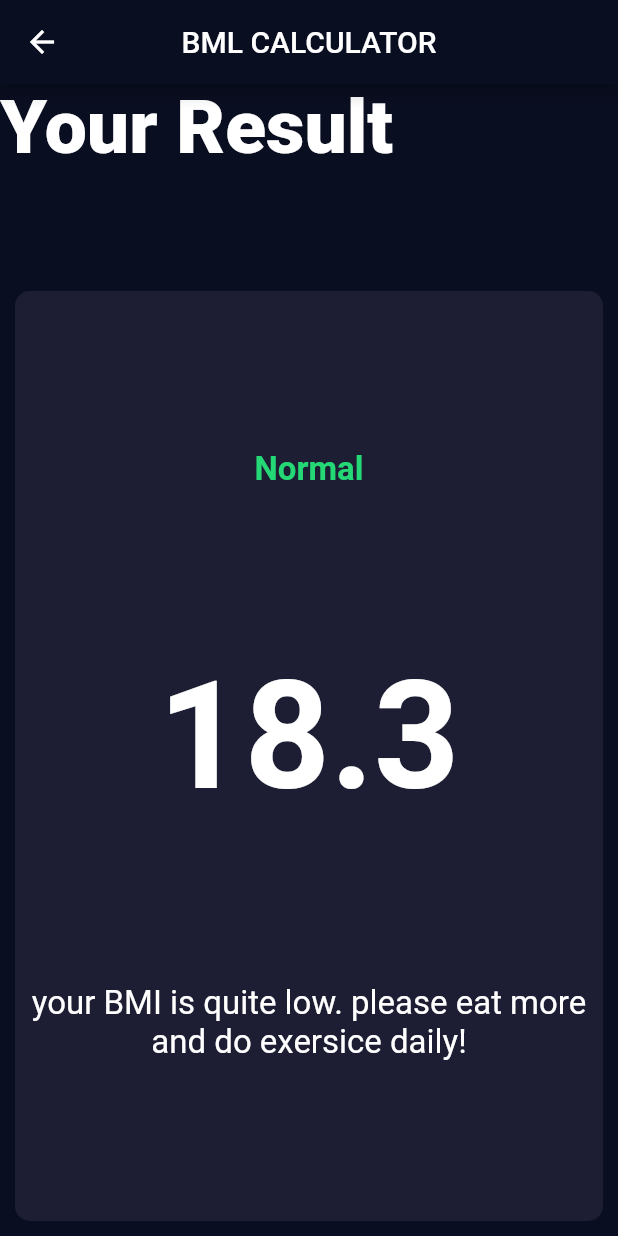
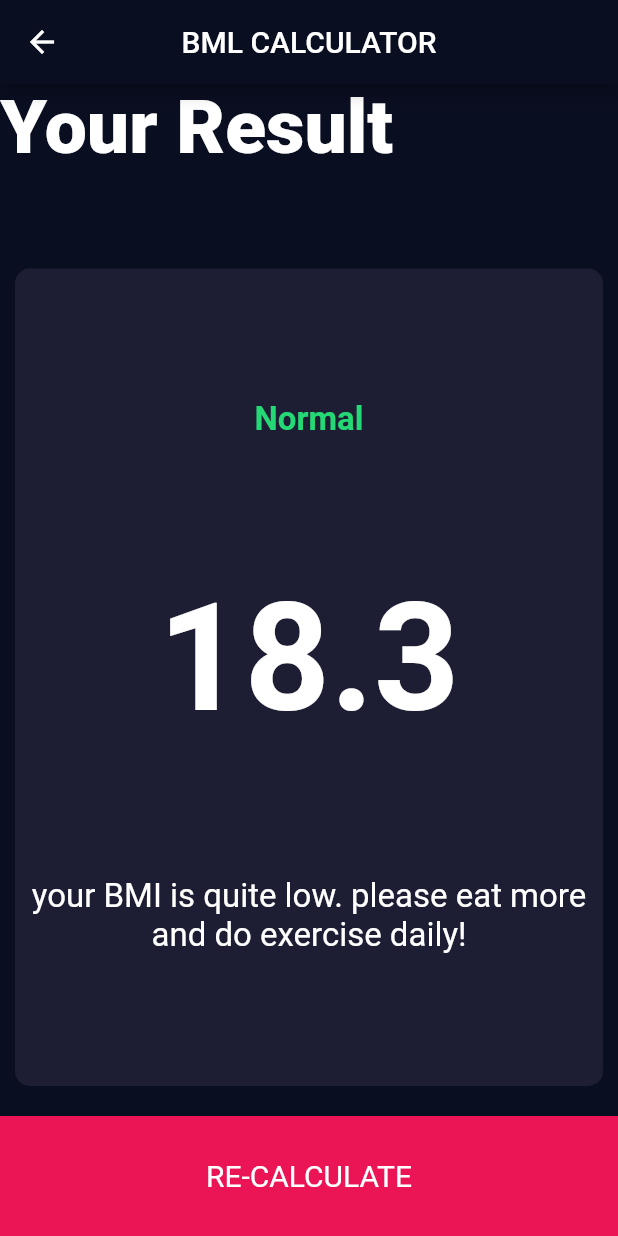
Before and after one commit to nixx49/bmi_calculator, a Flutter app: the screen it shows after launch, after a tap on "CALCULATE", on a phone screen of 412 x 824 dp. Run offline on Flutter 3.47's test engine with Material 2 defaults, Android fonts, the phone set to English and light mode, and no system bars; our stand-ins replace font_awesome_flutter.

Commit message:
Design part completed

```diff
--- /dev/null
+++ b/lib/components/bottom_button.dart
@@ -0,0 +1,38 @@
+import 'package:flutter/material.dart';
+import 'constant.dart';
+
+class BottomButton extends StatelessWidget {
+  // const bottomButton({
+  //   Key? key,
+  // }) : super(key: key);
+  BottomButton({required this.onTap, required this.bottomTitle});
+
+  final Function onTap;
+  final String bottomTitle;
+
+  @override
+  Widget build(BuildContext context) {
+    return GestureDetector(
+      onTap: () {
+        onTap();
+        // Navigator.push(
+        //     context,
+        //     MaterialPageRoute(
+        //         builder: (context) => const ResultPage()));
+      },
+      child: Container(
+        margin: const EdgeInsets.only(top: 10),
+        width: double.infinity,
+        height: kBottomContainerHeight,
+        color: kBottomContainerColor,
+        child: Align(
+          alignment: Alignment.center,
+          child: Text(
+            bottomTitle,
+            style: TextStyle(fontSize: 20.0),
+          ),
+        ),
+      ),
+    );
+  }
+}
--- /dev/null
+++ b/lib/components/round_icon_button.dart
@@ -0,0 +1,20 @@
+import 'package:flutter/material.dart';
+
+class RoundIconButton extends StatelessWidget {
+  // const RoundIconButton({Key? key}) : super(key: key);
+  RoundIconButton({required this.icon, required this.onPressed});
+  final IconData icon;
+  final Function onPressed;
+
+  @override
+  Widget build(BuildContext context) {
+    return RawMaterialButton(
+      onPressed: onPressed(),
+      elevation: 6.0,
+      constraints: const BoxConstraints.tightFor(width: 55.0, height: 55.0),
+      shape: const CircleBorder(),
+      fillColor: const Color(0xFF4C4F5E),
+      child: Icon(icon),
+    );
+  }
+}
--- a/lib/main.dart
+++ b/lib/main.dart
@@ -1,5 +1,5 @@
 import 'package:flutter/material.dart';
-import 'input_page.dart';
+import 'screens/input_page.dart';
 
 void main() => runApp(const BMICalculator());
 
--- a/lib/result_page.dart
+++ /dev/null
@@ -1,48 +0,0 @@
-import 'package:bmi_calculator/reusable_code.dart';
-import 'package:flutter/material.dart';
-import 'constant.dart';
-
-class ResultPage extends StatelessWidget {
-  const ResultPage({Key? key}) : super(key: key);
-
-  @override
-  Widget build(BuildContext context) {
-    return Scaffold(
-      appBar: AppBar(
-        backgroundColor: const Color(0xFF0A0E21),
-        centerTitle: true,
-        title: const Text('BML CALCULATOR'),
-      ),
-      body: Column(
-        mainAxisAlignment: MainAxisAlignment.spaceEvenly,
-        crossAxisAlignment: CrossAxisAlignment.stretch,
-        children: <Widget>[
-          Expanded(child: Container(
-            child: const Text('Your Result',
-              style: kTitleTextStyle,
-            ),
-          ),
-          ),
-          Expanded(
-            flex: 5,
-            child: ReusableCard(
-              colour: kActiveCardColor,
-               cardChild: Column(
-                 mainAxisAlignment: MainAxisAlignment.spaceEvenly,
-                 crossAxisAlignment: CrossAxisAlignment.center,
-                 children: const <Widget>[
-                   Text('Normal',
-                   style: kResultTextStyle,),
-                   Text('18.3',style: kBMITextStyle,
-                    ),
-                   Text('your BMI is quite low. please eat more and do exersice daily!', textAlign: TextAlign.center,style: kBodyTextStyle,)
-                 ],
-               ),
-              onPress: (){},
-            ),
-          )
-        ],
-      ),
-    );
-  }
-}
--- a/lib/input_page.dart
+++ b/lib/screens/input_page.dart
@@ -1,9 +1,11 @@
-import 'package:bmi_calculator/result_page.dart';
+import 'package:bmi_calculator/screens/result_page.dart';
 import 'package:flutter/material.dart';
 import 'package:font_awesome_flutter/font_awesome_flutter.dart';
-import 'reusable_code.dart';
-import 'package:bmi_calculator/IconInfo.dart';
-import 'constant.dart';
+import 'package:bmi_calculator/components/reusable_code.dart';
+import 'package:bmi_calculator/components/IconInfo.dart';
+import 'package:bmi_calculator/components/constant.dart';
+import 'package:bmi_calculator/components/bottom_button.dart';
+import 'package:bmi_calculator/components/round_icon_button.dart';
 
 enum Gender {
   male,
@@ -215,26 +217,14 @@ class _InputPageState extends State<InputPage> {
           Column(
             mainAxisAlignment: MainAxisAlignment.center,
             children: [
-              GestureDetector(
+              BottomButton(
+                bottomTitle: 'CALCULATE',
                 onTap: () {
                   Navigator.push(
                       context,
                       MaterialPageRoute(
                           builder: (context) => const ResultPage()));
                 },
-                child: Container(
-                  margin: const EdgeInsets.only(top: 10),
-                  width: double.infinity,
-                  height: kBottomContainerHeight,
-                  color: kBottomContainerColor,
-                  child: const Align(
-                    alignment: Alignment.center,
-                    child: Text(
-                      'CALCULATE',
-                      style: TextStyle(fontSize: 20.0),
-                    ),
-                  ),
-                ),
               ),
             ],
           ),
@@ -243,22 +233,3 @@ class _InputPageState extends State<InputPage> {
     );
   }
 }
-
-class RoundIconButton extends StatelessWidget {
-  // const RoundIconButton({Key? key}) : super(key: key);
-  RoundIconButton({required this.icon, required this.onPressed});
-  final IconData icon;
-  final Function onPressed;
-
-  @override
-  Widget build(BuildContext context) {
-    return RawMaterialButton(
-      onPressed: onPressed(),
-      elevation: 6.0,
-      constraints: const BoxConstraints.tightFor(width: 55.0, height: 55.0),
-      shape: const CircleBorder(),
-      fillColor: const Color(0xFF4C4F5E),
-      child: Icon(icon),
-    );
-  }
-}
--- /dev/null
+++ b/lib/screens/result_page.dart
@@ -0,0 +1,64 @@
+import 'package:bmi_calculator/components/reusable_code.dart';
+import 'package:flutter/material.dart';
+import 'package:bmi_calculator/components/constant.dart';
+import 'package:bmi_calculator/components/bottom_button.dart';
+
+class ResultPage extends StatelessWidget {
+  const ResultPage({Key? key}) : super(key: key);
+
+  @override
+  Widget build(BuildContext context) {
+    return Scaffold(
+      appBar: AppBar(
+        backgroundColor: const Color(0xFF0A0E21),
+        centerTitle: true,
+        title: const Text('BML CALCULATOR'),
+      ),
+      body: Column(
+        mainAxisAlignment: MainAxisAlignment.spaceEvenly,
+        crossAxisAlignment: CrossAxisAlignment.stretch,
+        children: <Widget>[
+          Expanded(
+            child: Container(
+              child: const Text(
+                'Your Result',
+                style: kTitleTextStyle,
+              ),
+            ),
+          ),
+          Expanded(
+            flex: 5,
+            child: ReusableCard(
+              colour: kActiveCardColor,
+              cardChild: Column(
+                mainAxisAlignment: MainAxisAlignment.spaceEvenly,
+                crossAxisAlignment: CrossAxisAlignment.center,
+                children: const <Widget>[
+                  Text(
+                    'Normal',
+                    style: kResultTextStyle,
+                  ),
+                  Text(
+                    '18.3',
+                    style: kBMITextStyle,
+                  ),
+                  Text(
+                    'your BMI is quite low. please eat more and do exercise daily!',
+                    textAlign: TextAlign.center,
+                    style: kBodyTextStyle,
+                  )
+                ],
+              ),
+              onPress: () {},
+            ),
+          ),
+          BottomButton(
+              onTap: () {
+                Navigator.pop(context);
+              },
+              bottomTitle: 'RE-CALCULATE')
+        ],
+      ),
+    );
+  }
+}
```
Also changed, not shown: lib/components/constant.dart (renamed from lib/constant.dart, +3 -8 lines), lib/components/reusable_code.dart (renamed from lib/reusable_code.dart, +6 -1 lines), lib/components/IconInfo.dart (renamed from lib/IconInfo.dart).
